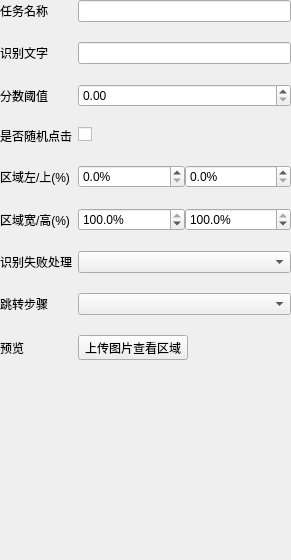
Old version of the form src/ui/ocrForm/OcrForm.ui in the repository Ferrarii-430/onmyoji-script.
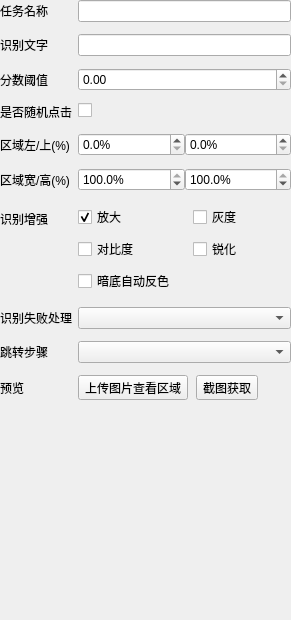
New version of the form. Custom widgets are drawn as their Qt base class.

Commit message: [优化ocr识别准确率,斗技方案优化,同步代码]

The edit to the form file:
```diff
--- a/src/ui/ocrForm/OcrForm.ui
+++ b/src/ui/ocrForm/OcrForm.ui
@@ -7,7 +7,7 @@
     <x>0</x>
     <y>0</y>
     <width>291</width>
-    <height>560</height>
+    <height>620</height>
    </rect>
   </property>
   <property name="windowTitle">
@@ -19,7 +19,7 @@
      <x>0</x>
      <y>0</y>
      <width>291</width>
-     <height>554</height>
+     <height>614</height>
     </rect>
    </property>
    <layout class="QFormLayout" name="formLayout">
@@ -27,7 +27,7 @@
      <number>6</number>
     </property>
     <property name="verticalSpacing">
-     <number>20</number>
+     <number>12</number>
     </property>
     <item row="0" column="0">
      <widget class="QLabel" name="label">
@@ -143,23 +143,102 @@
      </layout>
     </item>
     <item row="6" column="0">
+     <widget class="QLabel" name="enhanceLabel">
+      <property name="toolTip">
+       <string>仅在识别区域小于整张图片时生效，可多选；小字号/暗底文字建议全部开启</string>
+      </property>
+      <property name="text">
+       <string>识别增强</string>
+      </property>
+     </widget>
+    </item>
+    <item row="6" column="1">
+     <layout class="QGridLayout" name="enhanceLayout">
+      <property name="topMargin">
+       <number>2</number>
+      </property>
+      <property name="bottomMargin">
+       <number>2</number>
+      </property>
+      <property name="horizontalSpacing">
+       <number>16</number>
+      </property>
+      <property name="verticalSpacing">
+       <number>8</number>
+      </property>
+      <item row="0" column="0">
+       <widget class="QCheckBox" name="enhanceUpscaleBox">
+        <property name="text">
+         <string>放大</string>
+        </property>
+        <property name="checked">
+         <bool>true</bool>
+        </property>
+        <property name="toolTip">
+         <string>裁剪图过小时等比放大（双三次插值），最多 3 倍；识别整张图片时不生效</string>
+        </property>
+       </widget>
+      </item>
+      <item row="0" column="1">
+       <widget class="QCheckBox" name="enhanceGrayscaleBox">
+        <property name="toolTip">
+         <string>转为灰度图，去掉彩色背景干扰</string>
+        </property>
+        <property name="text">
+         <string>灰度</string>
+        </property>
+       </widget>
+      </item>
+      <item row="1" column="0">
+       <widget class="QCheckBox" name="enhanceContrastBox">
+        <property name="toolTip">
+         <string>CLAHE 局部对比度增强，提亮暗处文字（会自动转灰度）</string>
+        </property>
+        <property name="text">
+         <string>对比度</string>
+        </property>
+       </widget>
+      </item>
+      <item row="1" column="1">
+       <widget class="QCheckBox" name="enhanceSharpenBox">
+        <property name="toolTip">
+         <string>USM 锐化，恢复放大后被抹平的笔画边缘</string>
+        </property>
+        <property name="text">
+         <string>锐化</string>
+        </property>
+       </widget>
+      </item>
+      <item row="2" column="0" colspan="2">
+       <widget class="QCheckBox" name="enhanceInvertBox">
+        <property name="toolTip">
+         <string>检测到暗底亮字时反色为白底黑字（会自动转灰度）</string>
+        </property>
+        <property name="text">
+         <string>暗底自动反色</string>
+        </property>
+       </widget>
+      </item>
+     </layout>
+    </item>
+    <item row="7" column="0">
      <widget class="QLabel" name="label_4">
       <property name="text">
        <string>识别失败处理</string>
       </property>
      </widget>
     </item>
-    <item row="6" column="1">
+    <item row="7" column="1">
      <widget class="QComboBox" name="opencvErrorHandle"/>
     </item>
-    <item row="7" column="0">
+    <item row="8" column="0">
      <widget class="QLabel" name="stepInputLabel">
       <property name="text">
        <string>跳转步骤</string>
       </property>
      </widget>
     </item>
-    <item row="7" column="1">
+    <item row="8" column="1">
      <widget class="QComboBox" name="stepInputBox"/>
     </item>
     <item row="3" column="0">
@@ -186,34 +265,51 @@
       </property>
      </widget>
     </item>
-    <item row="8" column="0">
+    <item row="9" column="0">
      <widget class="QLabel" name="label_5">
       <property name="text">
        <string>预览</string>
       </property>
      </widget>
     </item>
-    <item row="8" column="1">
-     <widget class="QToolButton" name="btnUploadImage">
-      <property name="text">
-       <string>上传图片查看区域</string>
+    <item row="9" column="1">
+     <layout class="QHBoxLayout" name="previewBtnLayout">
+      <property name="spacing">
+       <number>8</number>
       </property>
-     </widget>
+      <item>
+       <widget class="QToolButton" name="btnUploadImage">
+        <property name="text">
+         <string>上传图片查看区域</string>
+        </property>
+       </widget>
+      </item>
+      <item>
+       <widget class="QToolButton" name="btnCaptureImage">
+        <property name="toolTip">
+         <string/>
+        </property>
+        <property name="text">
+         <string>截图获取</string>
+        </property>
+       </widget>
+      </item>
+     </layout>
     </item>
-    <item row="9" column="0" colspan="2">
-     <widget class="RoiPreviewWidget" name="roiPreview">
-      <property name="minimumSize">
-       <size>
-        <width>260</width>
-        <height>150</height>
-       </size>
-      </property>
+    <item row="10" column="0" colspan="2">
+     <widget class="RoiPreviewWidget" name="roiPreview" native="true">
       <property name="sizePolicy">
        <sizepolicy hsizetype="Expanding" vsizetype="Expanding">
         <horstretch>0</horstretch>
         <verstretch>0</verstretch>
        </sizepolicy>
       </property>
+      <property name="minimumSize">
+       <size>
+        <width>260</width>
+        <height>150</height>
+       </size>
+      </property>
      </widget>
     </item>
    </layout>
```
Left out of the diff: 60 changed lines with no effect on the pictures. The commit also changes 19 other files.
